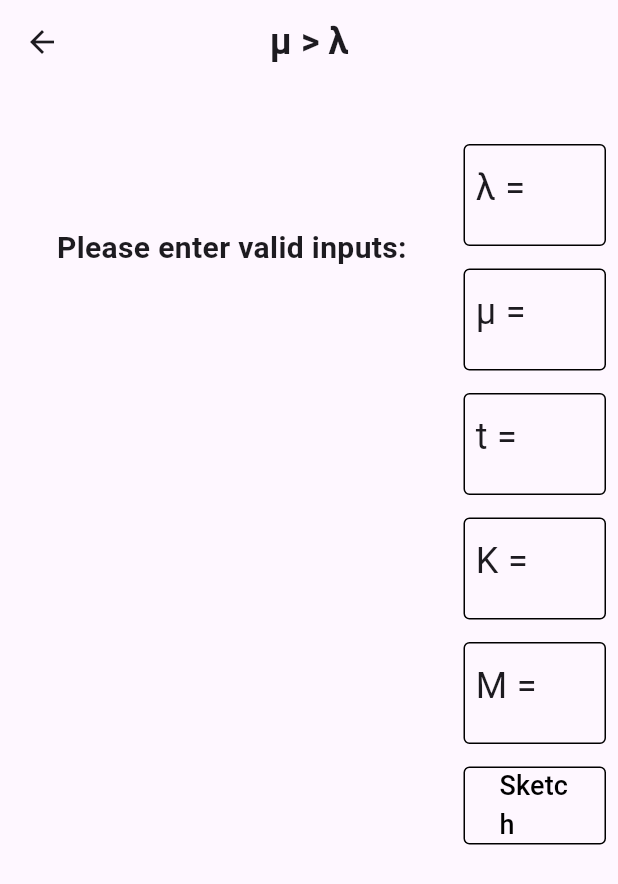
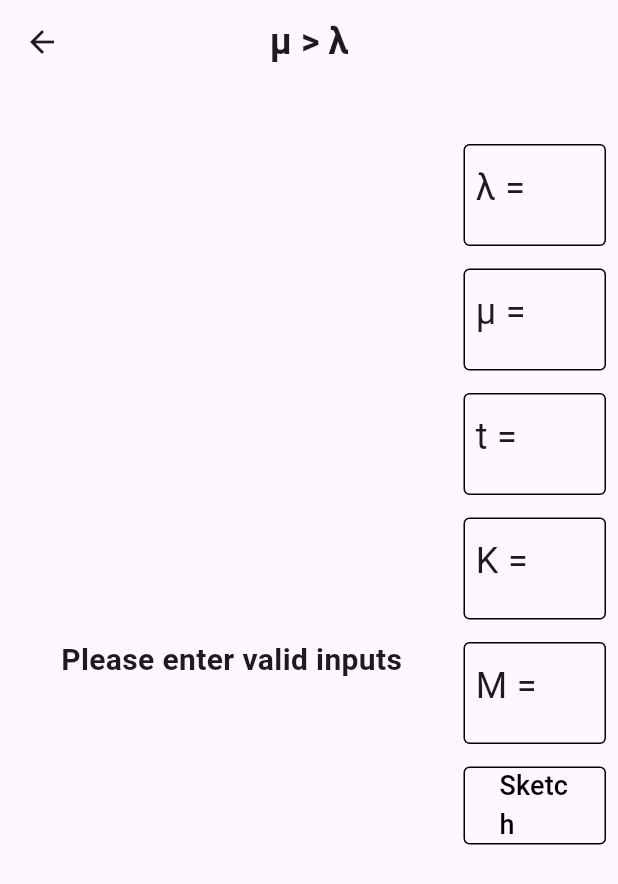
Before and after one commit to anasosama6579/Queues-Systems, a Flutter app: the MuGraterThanLambda screen opened directly, after a tap on "Sketch", on a phone screen of 412 x 824 dp. Shown: the top 884 px of the screen. Run offline on Flutter 3.47's test engine with Material 3 defaults, Android fonts, the phone set to English and light mode, and no system bars; our stand-ins replace fl_chart.

Commit message:
Refactored some issues

```diff
--- a/lib/charts/bulking_customer_number_chart.dart
+++ b/lib/charts/bulking_customer_number_chart.dart
@@ -37,7 +37,7 @@ class BulkingCustomerNumberChart extends StatelessWidget {
                         lambda: 1 / info.lambda,
                         mu: 1 / info.mu,
                         time: info.time,
-                        maxCustomers: info.k - 1,
+                        maxCustomers: info.k! - 1,
                       ),
               ),
             ),
--- a/lib/charts/customer_number_with_initial.dart
+++ b/lib/charts/customer_number_with_initial.dart
@@ -13,7 +13,7 @@ class CustomerNumberWithInitial extends StatelessWidget {
       body: LineChart(
         LineChartData(
           maxX: info.time,
-          maxY: info.m == 0 ? 5 :info.m+1,
+          maxY: info.m == 0 ? 5 :info.m!+1,
           minX: 0,
           minY: 0,
           borderData: FlBorderData(border: Border.all(color: Colors.black)),
@@ -32,7 +32,7 @@ class CustomerNumberWithInitial extends StatelessWidget {
               lineChartStepData: LineChartStepData(stepDirection: 0),
               spots: info.lambda == 0
                   ? []
-                  : customerNumberList(mu: 1/info.mu, lambda: 1/info.lambda, time: info.time, m: info.m),
+                  : customerNumberList(mu: 1/info.mu, lambda: 1/info.lambda, time: info.time, m: info.m!),
             ),
           ],
         ),
--- a/lib/charts/served_customers_with_initial_chart.dart
+++ b/lib/charts/served_customers_with_initial_chart.dart
@@ -32,7 +32,7 @@ class ServedCustomersWithInitialChart extends StatelessWidget {
                   lambda: 1 / info.lambda,
                   mu: 1 / info.mu,
                   time: info.time,
-                  m: info.m,),
+                  m: info.m!,),
             ),
           ],
         ),
--- a/lib/function/Stochastic System/Without C/calculate_system_parameters_with_finite_storage.dart
+++ b/lib/function/Stochastic System/Without C/calculate_system_parameters_with_finite_storage.dart
@@ -29,7 +29,7 @@ double calculatePSubK(StochasticSystemInfo info){
   }
   else{
     double rhoPowK = pow(rho, k!).toDouble();
-    double rhoPowKPlus1 = pow(rho, k!+1).toDouble();
+    double rhoPowKPlus1 = pow(rho, k+1).toDouble();
     double oneMinusRho = 1-rho;
 
     return (rhoPowK*(oneMinusRho/(1-rhoPowKPlus1))).toStringAsFixed(5).toFractionDouble();
--- a/lib/main.dart
+++ b/lib/main.dart
@@ -25,7 +25,7 @@ extension SignificantDigitsExtension on double {
     if (this == 0) return 0;
 
     final double scale =
-    pow(10, digits - 1 - (log(this.abs()) / ln10).floor()).toDouble();
+    pow(10, digits - 1 - (log(abs()) / ln10).floor()).toDouble();
 
     return (this * scale).round() / scale;
   }
--- a/lib/models/system_info.dart
+++ b/lib/models/system_info.dart
@@ -1,9 +1,9 @@
 class DeterministicSystemInfo {
-  final double lambda;
-  final double mu;
-  final double time;
-  final double k;
-  final double m;
+   double lambda;
+   double mu;
+   double time;
+   double? k;
+   double? m;
 
   DeterministicSystemInfo(
       {required this.lambda,
--- a/lib/systems/Deterministic System/mu_grater_than_lambda.dart
+++ b/lib/systems/Deterministic System/mu_grater_than_lambda.dart
@@ -5,8 +5,8 @@ import 'package:Queue_Systems/main.dart';
 import 'package:Queue_Systems/models/system_info.dart';
 import 'package:Queue_Systems/widget/custom_elevated_button.dart';
 import 'package:Queue_Systems/widget/custom_text_field.dart';
+import 'package:Queue_Systems/widget/invalid_input.dart';
 import 'package:flutter/material.dart';
-
 
 class MuGraterThanLambda extends StatefulWidget {
   const MuGraterThanLambda({super.key});
@@ -16,11 +16,8 @@ class MuGraterThanLambda extends StatefulWidget {
 }
 
 class _MuGraterThanLambdaState extends State<MuGraterThanLambda> {
-  double lambda = 0;
-  double mu = 0;
-  double time = 0;
-  double k = 0;
-  double m = 0;
+  DeterministicSystemInfo info =
+      DeterministicSystemInfo(lambda: 0, mu: 0, time: 0, k: 0, m: 0);
   double ti = 0;
   bool correctInput = true;
 
@@ -38,58 +35,13 @@ class _MuGraterThanLambdaState extends State<MuGraterThanLambda> {
         children: [
           Expanded(
             flex: 3,
-            child: Column(
+            child: correctInput ? Column(
               children: [
-                Expanded(
-                  flex: 2,
-                  child: correctInput
-                      ? CustomerArrivesChart(
-                          info: DeterministicSystemInfo(
-                            lambda: lambda,
-                            mu: mu,
-                            time: time,
-                            k: k,
-                            m: m,
-                          ),
-                        )
-                      : Center(
-                          child: Text(
-                            "Please enter valid inputs:",
-                            style: TextStyle(
-                                fontSize: 20, fontWeight: FontWeight.w600),
-                          ),
-                        ),
-                ),
-                Expanded(
-                  flex: 2,
-                  child: correctInput
-                      ? ServedCustomersWithInitialChart(
-                          info: DeterministicSystemInfo(
-                            lambda: lambda,
-                            mu: mu,
-                            time: time,
-                            k: k,
-                            m: m,
-                          ),
-                        )
-                      : Container(),
-                ),
-                Expanded(
-                  flex: 3,
-                  child: correctInput
-                      ? CustomerNumberWithInitial(
-                          info: DeterministicSystemInfo(
-                            lambda: lambda,
-                            mu: mu,
-                            time: time,
-                            k: k,
-                            m: m,
-                          ),
-                        )
-                      : Container(),
-                )
+                Expanded(flex: 2, child: CustomerArrivesChart(info: info)),
+                Expanded(flex: 2, child: ServedCustomersWithInitialChart(info: info)),
+                Expanded(flex: 3, child: CustomerNumberWithInitial(info: info))
               ],
-            ),
+            ): InvalidInput()
           ),
           Expanded(
             child: Padding(
@@ -99,42 +51,47 @@ class _MuGraterThanLambdaState extends State<MuGraterThanLambda> {
                   SizedBox(height: 40),
                   CustomTextField(
                     unicodeSymbol: "\u03BB = ",
-                    onSubmitted: (value) => lambda = value.toFractionDouble(),
+                    onSubmitted: (value) =>
+                        info.lambda = value.toFractionDouble(),
                   ),
                   SizedBox(height: 15),
                   CustomTextField(
                     unicodeSymbol: "\u03BC = ",
-                    onSubmitted: (value) => mu = value.toFractionDouble(),
+                    onSubmitted: (value) => info.mu = value.toFractionDouble(),
                   ),
                   SizedBox(height: 15),
                   CustomTextField(
                     unicodeSymbol: "t = ",
-                    onSubmitted: (value) => time = value.toFractionDouble(),
+                    onSubmitted: (value) =>
+                        info.time = value.toFractionDouble(),
                   ),
                   SizedBox(height: 15),
                   CustomTextField(
                     unicodeSymbol: "K = ",
-                    onSubmitted: (value) => k = value.toFractionDouble(),
+                    onSubmitted: (value) => info.k = value.toFractionDouble(),
                   ),
                   SizedBox(height: 15),
                   CustomTextField(
                     unicodeSymbol: "M = ",
-                    onSubmitted: (value) => m = value.toFractionDouble(),
+                    onSubmitted: (value) => info.m = value.toFractionDouble(),
                   ),
                   SizedBox(height: 15),
                   CustomElevatedButton(
                       onPressed: () => setState(() {
-                            correctInput = (mu > lambda && k > 0 && m > 0);
+                            correctInput = (info.mu > info.lambda &&
+                                info.k! > 0 &&
+                                info.m! > 0);
                             ti = getTi(
-                                lambda: 1 / lambda,
-                                mu: 1 / mu,
-                                m: m,
-                                time: time);
+                                lambda: 1 / info.lambda,
+                                mu: 1 / info.mu,
+                                m: info.m!,
+                                time: info.time);
                           }),
                       text: "Sketch"),
                   SizedBox(height: 40),
-                  if (ti == 0) SizedBox.shrink(),
-                  if (ti != 0)
+                  if (ti == 0 || correctInput == false)
+                    SizedBox.shrink()
+                  else if (ti != 0)
                     Text(
                       ti == -1 ? "Increase your time range" : "ti = $ti",
                       style:
--- a/lib/systems/Stochastic System/m_by_m_by_c_by_k.dart
+++ b/lib/systems/Stochastic System/m_by_m_by_c_by_k.dart
@@ -104,6 +104,5 @@ class _MByMByCByKState extends State<MByMByCByK> {
         ),
       ),
     );
-    ;
   }
 }
--- a/lib/testing.dart
+++ b/lib/testing.dart
@@ -1,4 +1,4 @@
-import 'dart:math';
+
 
 void main() {
 
--- /dev/null
+++ b/lib/widget/invalid_input.dart
@@ -0,0 +1,17 @@
+import 'package:flutter/material.dart';
+
+class InvalidInput extends StatelessWidget {
+  const InvalidInput({super.key});
+
+  @override
+  Widget build(BuildContext context) {
+    return const Center(
+      child: Text(
+        "Please enter valid inputs",
+        style:
+        TextStyle(fontSize: 20, fontWeight: FontWeight.w600),
+        textAlign: TextAlign.center,
+      ),
+    );
+  }
+}
```
Also changed, not shown: lib/charts/customer_number_chart.dart (+12 -6 lines), lib/function/Stochastic System/with C/calculate_system_parameters_with_finite_storage_with_c.dart (+4 -9 lines), lib/systems/Deterministic System/lambda_grater_than_mu_with_bulking.dart (+25 -59 lines), lib/systems/Deterministic System/lambda_grater_than_mu_without_bulking.dart (+27 -59 lines).
